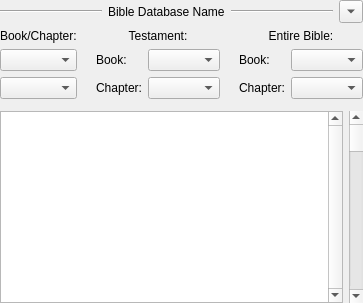
Old version of the form programs/KJVCanOpener/KJVBrowser.ui in the repository dewhisna/KingJamesPureBibleSearch.
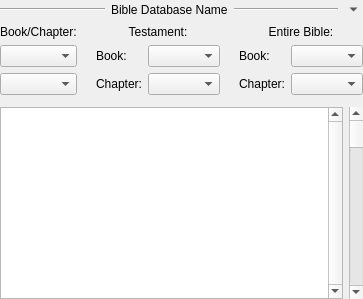
New version of the form. Custom widgets are drawn as their Qt base class.

Commit message: Added property sheet to keep from having a border on the new Show/Hide Browser Navigation Pane button. Fixed spacing in the KJVBrowser.ui file.

The edit to the form file:
```diff
--- a/programs/KJVCanOpener/KJVBrowser.ui
+++ b/programs/KJVCanOpener/KJVBrowser.ui
@@ -80,6 +80,12 @@
 	   <property name="statusTip">
 		<string>Show/Hide Scripture Browser Navigation</string>
 	   </property>
+       <property name="styleSheet">
+         <string notr="true">QToolButton { border: none; } :hover { border: 1px; } :pressed { border: 1px; }</string>
+       </property>
+       <property name="autoRaise">
+        <bool>true</bool>
+       </property>
 	   <property name="checked">
 		<bool>false</bool>
 	   </property>
```
Lines whose indentation alone changed are shown as unchanged.
